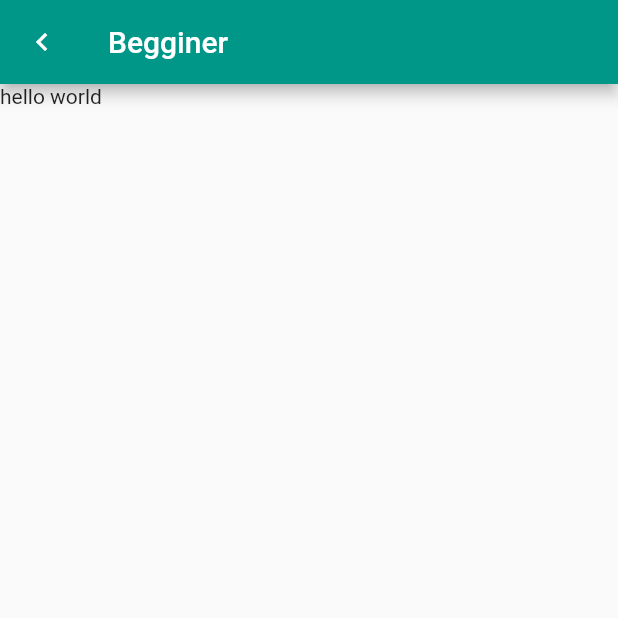
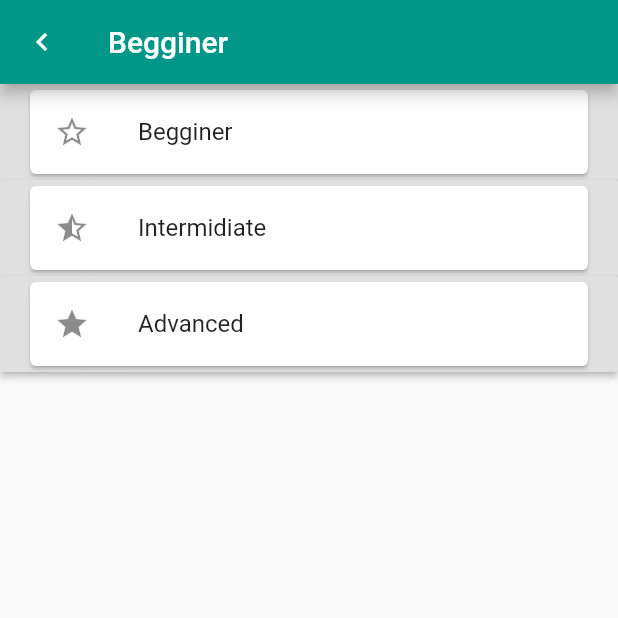
Before and after one commit to nhocconsr/flashcard, a Flutter app: the screen it shows after launch, after a tap on "Art", after a tap on "Arabic", on a phone screen of 412 x 824 dp, the top half of it. Run offline on Flutter 3.47's test engine with Material 2 defaults, Android fonts, the phone set to English and light mode, and no system bars; our stand-ins replace flip_card; network calls fail.

Commit message:
succeeded to fix design problem in test, tempDifficulties

```diff
--- a/lib/category1.dart
+++ b/lib/category1.dart
@@ -17,13 +17,13 @@ class Category1 extends StatelessWidget {
       ),
       home: Scaffold(
         appBar: AppBar(title: Text('Category')),
-        body: BodyLayout(),
+        body: BodyPartsOfMainCategory(),
       ),
     );
   }
 }
 
-class BodyLayout extends StatelessWidget {
+class BodyPartsOfMainCategory extends StatelessWidget {
   @override
   Widget build(BuildContext context) {
     return _myListView(context);
--- a/lib/category2.dart
+++ b/lib/category2.dart
@@ -21,21 +21,19 @@ class Category2 extends StatelessWidget {
             onPressed: () => Navigator.pop(context, false) ,
            ),
           ),
-        body: BodyLayout(),
+        body: BodyPartsOfSubCategory(),
        )
      );
   }
 }
 
-class BodyLayout extends StatelessWidget {
+class BodyPartsOfSubCategory extends StatelessWidget {
   @override
-  Widget build(BuildContext context) {
-    return _myListView(context);
-  }
+  Widget build(BuildContext context) => _myListView(context);
 }
 
 Widget _myListView(BuildContext context) {
-  final titles = ['Arabic', 'Chinese', 'English', 'French',
+  final subCategories = ['Arabic', 'Chinese', 'English', 'French',
   'German', 'Japanese', 'Korean', 'Russian', 'Spanish'];
   final icons = [Icons.directions_bike, Icons.directions_boat,
   Icons.directions_bus, Icons.directions_car, Icons.directions_railway,
@@ -43,7 +41,7 @@ Widget _myListView(BuildContext context) {
   Icons.directions_walk];
 
   return ListView.builder(
-    itemCount: titles.length,
+    itemCount: subCategories.length,
     itemBuilder: (context, index) {
   return RaisedButton(
       onPressed: (){
@@ -52,7 +50,7 @@ Widget _myListView(BuildContext context) {
         child:  Card(
         child: ListTile(
           leading: Icon(icons[index]),
-          title: Text(titles[index]),
+          title: Text(subCategories[index]),
           ),
         )
       );
--- a/lib/tempDifficulties.dart
+++ b/lib/tempDifficulties.dart
@@ -1,5 +1,5 @@
 import 'package:flutter/material.dart';
-import 'package:flutter/semantics.dart';
+import './BeginnerQestions.dart';
 
 
 class Difficulties extends StatelessWidget {
@@ -7,9 +7,9 @@ class Difficulties extends StatelessWidget {
    Widget build(BuildContext context) =>
     MaterialApp(
       title: 'Difficulties',
-      // routes: {
-
-      // },
+     routes: {
+        '/questions': (context) => Questions('hello'),
+      },
       theme: ThemeData(
         primarySwatch: Colors.teal, //Appbar's color
       ),
@@ -20,11 +20,33 @@ class Difficulties extends StatelessWidget {
             onPressed: () => Navigator.pop(context, false) ,
              ),
            ),
-        body: Text('hello world'),
+        body: BodyPartsOfDifficulties(),
       ),
-
     );
+}
 
 
+class BodyPartsOfDifficulties extends StatelessWidget {
+  @override
+  Widget build(BuildContext context) => _difficultiesView(context);
+}
 
+Widget _difficultiesView(BuildContext context){
+  final difficulties = ['Begginer', 'Intermidiate', 'Advanced'];
+  final icons = [Icons.star_border, Icons.star_half, Icons.star];
+
+  return ListView.builder(
+    itemCount: difficulties.length,
+    itemBuilder: (context, index) => RaisedButton(
+      onPressed: (){
+        Navigator.pushNamed(context, '/questions');
+      },
+      child: Card(
+        child: ListTile(
+          leading: Icon(icons[index]),
+          title: Text(difficulties[index]),
+        ),
+      ),
+    ),
+  );
 }
```
